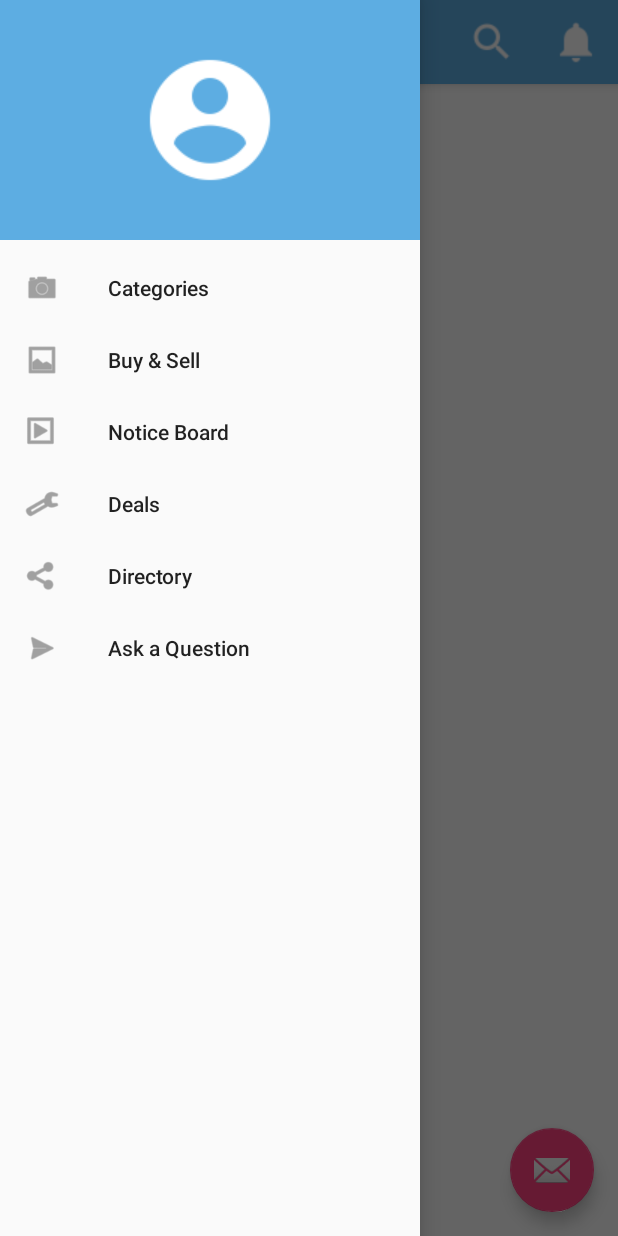
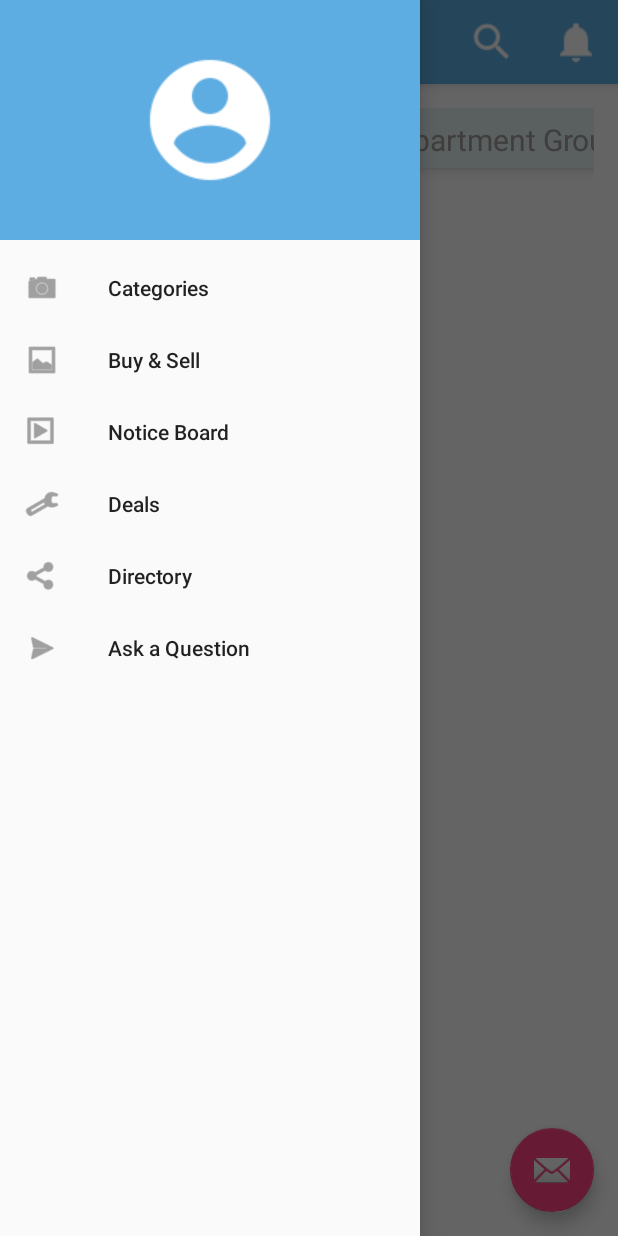
Before and after one commit to yash755/Floorat, an Android app: the screen it shows after launch (Home), with the side drawer open, on a phone screen of 412 x 824 dp. Run offline under Robolectric (Android 15) with nearby library versions, the phone set to English and light mode, and no system bars; libraries missing offline, so code that uses them is left out: com.facebook, com.facebook.login, com.viewpagerindicator; 10 statements that could not run were skipped.

Commit message:
Swiping Tab View

```diff
--- /dev/null
+++ b/Floorat/app/src/main/java/com/floorat/Groups.java
@@ -0,0 +1,28 @@
+package com.floorat;
+
+
+import android.database.Cursor;
+import android.os.Bundle;
+import android.support.annotation.Nullable;
+import android.support.v4.app.Fragment;
+import android.view.LayoutInflater;
+import android.view.View;
+import android.view.ViewGroup;
+import android.widget.ListAdapter;
+import android.widget.ListView;
+
+import java.util.ArrayList;
+
+
+public class Groups extends Fragment {
+
+    @Override
+    public View onCreateView(LayoutInflater inflater, @Nullable ViewGroup container, @Nullable Bundle savedInstanceState) {
+
+
+        View v = inflater.inflate(R.layout.group,container,false);
+
+
+        return v;
+    }
+}
--- a/Floorat/app/src/main/java/com/floorat/Home.java
+++ b/Floorat/app/src/main/java/com/floorat/Home.java
@@ -9,6 +9,7 @@ import android.net.NetworkInfo;
 import android.os.Bundle;
 import android.support.design.widget.FloatingActionButton;
 import android.support.design.widget.Snackbar;
+import android.support.v4.view.ViewPager;
 import android.support.v7.widget.SearchView;
 import android.view.View;
 import android.support.design.widget.NavigationView;
@@ -24,12 +25,38 @@ import android.widget.Toast;
 public class Home extends AppCompatActivity
         implements NavigationView.OnNavigationItemSelectedListener {
 
+    Toolbar toolbar;
+    ViewPager pager;
+    ViewPagerAdapter adapter;
+    SlidingTabLayout tabs;
+    CharSequence Titles[]={"My Groups","Apartment Groups"};
+    int Numboftabs =2;
+
     @Override
     protected void onCreate(Bundle savedInstanceState) {
         super.onCreate(savedInstanceState);
         setContentView(R.layout.activity_home);
         Toolbar toolbar = (Toolbar) findViewById(R.id.toolbar);
         setSupportActionBar(toolbar);
+
+
+        adapter =  new ViewPagerAdapter(getSupportFragmentManager(),Titles,Numboftabs);
+
+        pager = (ViewPager) findViewById(R.id.pager);
+        pager.setAdapter(adapter);
+
+        tabs = (SlidingTabLayout) findViewById(R.id.tabs);
+        tabs.setCustomTabView(R.layout.custom_tab_title, R.id.tabtext);
+        tabs.setDistributeEvenly(true);
+
+        tabs.setCustomTabColorizer(new SlidingTabLayout.TabColorizer() {
+            @Override
+            public int getIndicatorColor(int position) {
+                return getResources().getColor(R.color.tabsScrollColor);
+            }
+        });
+
+        tabs.setViewPager(pager);
 
         FloatingActionButton fab = (FloatingActionButton) findViewById(R.id.fab);
         fab.setOnClickListener(new View.OnClickListener() {
--- a/Floorat/app/src/main/java/com/floorat/Login.java
+++ b/Floorat/app/src/main/java/com/floorat/Login.java
@@ -44,7 +44,7 @@ public class Login extends AppCompatActivity {
     private static ViewPager mPager;
     private static int currentPage = 0;
     private static int NUM_PAGES = 0;
-    private static final Integer[] IMAGES= {R.drawable.lib,R.drawable.li,R.drawable.preview};
+    private static final Integer[] IMAGES= {R.drawable.nic,R.drawable.nic,R.drawable.nic};
     private ArrayList<Integer> ImagesArray = new ArrayList<Integer>();
 
     @Override
@@ -176,9 +176,9 @@ public class Login extends AppCompatActivity {
                                     if (flag == 2) {
                                         System.out.println("Flag Value" + flag);
 
-                                      //  userlocalstore.userData("1");
+                                        //  userlocalstore.userData("1");
 
-                                     //   userlocalstore.setUserloggedIn(true);
+                                        //   userlocalstore.setUserloggedIn(true);
 
                                         Intent i = new Intent(Login.this, Home.class);
                                         startActivity(i);
@@ -294,16 +294,12 @@ public class Login extends AppCompatActivity {
     public void onResume(){
         super.onResume();
 
-        if(!isConnected()){
+        if(!new Util().check_connection(Login.this)){
             Intent in = new Intent(Login.this,ErrorPage.class);
             startActivity(in);
         }
 
     }
 
-    public boolean isConnected(){
-        ConnectivityManager connMgr = (ConnectivityManager) getSystemService(Activity.CONNECTIVITY_SERVICE);
-        NetworkInfo networkInfo = connMgr.getActiveNetworkInfo();
-        return networkInfo != null && networkInfo.isConnected();
-    }
+
 }
--- /dev/null
+++ b/Floorat/app/src/main/java/com/floorat/SlidingTabLayout.java
@@ -0,0 +1,317 @@
+package com.floorat;
+
+
+import android.content.Context;
+import android.graphics.Typeface;
+import android.support.v4.view.PagerAdapter;
+import android.support.v4.view.ViewPager;
+import android.util.AttributeSet;
+import android.util.SparseArray;
+import android.util.TypedValue;
+import android.view.Gravity;
+import android.view.LayoutInflater;
+import android.view.View;
+import android.view.ViewGroup;
+import android.widget.HorizontalScrollView;
+import android.widget.LinearLayout;
+import android.widget.TextView;
+
+/**
+ * To be used with ViewPager to provide a tab indicator component which give constant feedback as to
+ * the user's scroll progress.
+ * <p>
+ * To use the component, simply add it to your view hierarchy. Then in your
+ * {@link android.app.Activity} or {@link android.support.v4.app.Fragment} call
+ * {@link #setViewPager(ViewPager)} providing it the ViewPager this layout is being used for.
+ * <p>
+ * The colors can be customized in two ways. The first and simplest is to provide an array of colors
+ * via {@link #setSelectedIndicatorColors(int...)}. The
+ * alternative is via the {@link TabColorizer} interface which provides you complete control over
+ * which color is used for any individual position.
+ * <p>
+ * The views used as tabs can be customized by calling {@link #setCustomTabView(int, int)},
+ * providing the layout ID of your custom layout.
+ */
+public class SlidingTabLayout extends HorizontalScrollView {
+    /**
+     * Allows complete control over the colors drawn in the tab layout. Set with
+     * {@link #setCustomTabColorizer(TabColorizer)}.
+     */
+    public interface TabColorizer {
+
+        /**
+         * @return return the color of the indicator used when {@code position} is selected.
+         */
+        int getIndicatorColor(int position);
+
+    }
+
+    private static final int TITLE_OFFSET_DIPS = 24;
+    private static final int TAB_VIEW_PADDING_DIPS = 16;
+    private static final int TAB_VIEW_TEXT_SIZE_SP = 12;
+
+    private int mTitleOffset;
+
+    private int mTabViewLayoutId;
+    private int mTabViewTextViewId;
+    private boolean mDistributeEvenly;
+
+    private ViewPager mViewPager;
+    private SparseArray<String> mContentDescriptions = new SparseArray<String>();
+    private ViewPager.OnPageChangeListener mViewPagerPageChangeListener;
+
+    private final SlidingTabStrip mTabStrip;
+
+    public SlidingTabLayout(Context context) {
+        this(context, null);
+    }
+
+    public SlidingTabLayout(Context context, AttributeSet attrs) {
+        this(context, attrs, 0);
+    }
+
+    public SlidingTabLayout(Context context, AttributeSet attrs, int defStyle) {
+        super(context, attrs, defStyle);
+
+        // Disable the Scroll Bar
+        setHorizontalScrollBarEnabled(false);
+        // Make sure that the Tab Strips fills this View
+        setFillViewport(true);
+
+        mTitleOffset = (int) (TITLE_OFFSET_DIPS * getResources().getDisplayMetrics().density);
+
+        mTabStrip = new SlidingTabStrip(context);
+        addView(mTabStrip, LayoutParams.MATCH_PARENT, LayoutParams.WRAP_CONTENT);
+    }
+
+    /**
+     * Set the custom {@link TabColorizer} to be used.
+     *
+     * If you only require simple custmisation then you can use
+     * {@link #setSelectedIndicatorColors(int...)} to achieve
+     * similar effects.
+     */
+    public void setCustomTabColorizer(TabColorizer tabColorizer) {
+        mTabStrip.setCustomTabColorizer(tabColorizer);
+    }
+
+    public void setDistributeEvenly(boolean distributeEvenly) {
+        mDistributeEvenly = distributeEvenly;
+    }
+
+    /**
+     * Sets the colors to be used for indicating the selected tab. These colors are treated as a
+     * circular array. Providing one color will mean that all tabs are indicated with the same color.
+     */
+    public void setSelectedIndicatorColors(int... colors) {
+        mTabStrip.setSelectedIndicatorColors(colors);
+    }
+
+    /**
+     * Set the {@link ViewPager.OnPageChangeListener}. When using {@link SlidingTabLayout} you are
+     * required to set any {@link ViewPager.OnPageChangeListener} through this method. This is so
+     * that the layout can update it's scroll position correctly.
+     *
+     * @see ViewPager#setOnPageChangeListener(ViewPager.OnPageChangeListener)
+     */
+    public void setOnPageChangeListener(ViewPager.OnPageChangeListener listener) {
+        mViewPagerPageChangeListener = listener;
+    }
+
+    /**
+     * Set the custom layout to be inflated for the tab views.
+     *
+     * @param layoutResId Layout id to be inflated
+     * @param textViewId id of the {@link TextView} in the inflated view
+     */
+    public void setCustomTabView(int layoutResId, int textViewId) {
+        mTabViewLayoutId = layoutResId;
+        mTabViewTextViewId = textViewId;
+    }
+
+    /**
+     * Sets the associated view pager. Note that the assumption here is that the pager content
+     * (number of tabs and tab titles) does not change after this call has been made.
+     */
+    public void setViewPager(ViewPager viewPager) {
+        mTabStrip.removeAllViews();
+
+        mViewPager = viewPager;
+        if (viewPager != null) {
+            viewPager.setOnPageChangeListener(new InternalViewPagerListener());
+            populateTabStrip();
+        }
+    }
+
+    /**
+     * Create a default view to be used for tabs. This is called if a custom tab view is not set via
+     * {@link #setCustomTabView(int, int)}.
+     */
+    protected TextView createDefaultTabView(Context context) {
+        TextView textView = new TextView(context);
+        textView.setGravity(Gravity.CENTER);
+        textView.setTextSize(TypedValue.COMPLEX_UNIT_SP, TAB_VIEW_TEXT_SIZE_SP);
+        textView.setTypeface(Typeface.DEFAULT_BOLD);
+        textView.setLayoutParams(new LinearLayout.LayoutParams(
+                ViewGroup.LayoutParams.WRAP_CONTENT, ViewGroup.LayoutParams.WRAP_CONTENT));
+
+        TypedValue outValue = new TypedValue();
+        getContext().getTheme().resolveAttribute(android.R.attr.selectableItemBackground,
+                outValue, true);
+        textView.setBackgroundResource(outValue.resourceId);
+        textView.setAllCaps(true);
+
+        int padding = (int) (TAB_VIEW_PADDING_DIPS * getResources().getDisplayMetrics().density);
+        textView.setPadding(padding, padding, padding, padding);
+
+        return textView;
+    }
+
+    private void populateTabStrip() {
+        final PagerAdapter adapter = mViewPager.getAdapter();
+        final View.OnClickListener tabClickListener = new TabClickListener();
+
+        for (int i = 0; i < adapter.getCount(); i++) {
+            View tabView = null;
+            TextView tabTitleView = null;
+
+            if (mTabViewLayoutId != 0) {
+                // If there is a custom tab view layout id set, try and inflate it
+                tabView = LayoutInflater.from(getContext()).inflate(mTabViewLayoutId, mTabStrip,
+                        false);
+                tabTitleView = (TextView) tabView.findViewById(mTabViewTextViewId);
+            }
+
+            if (tabView == null) {
+                tabView = createDefaultTabView(getContext());
+            }
+
+            if (tabTitleView == null && TextView.class.isInstance(tabView)) {
+                tabTitleView = (TextView) tabView;
+            }
+
+            if (mDistributeEvenly) {
+                LinearLayout.LayoutParams lp = (LinearLayout.LayoutParams) tabView.getLayoutParams();
+                lp.width = 0;
+                lp.weight = 1;
+            }
+
+            tabTitleView.setText(adapter.getPageTitle(i));
+            tabView.setOnClickListener(tabClickListener);
+            String desc = mContentDescriptions.get(i, null);
+            if (desc != null) {
+                tabView.setContentDescription(desc);
+
+            }
+
+            mTabStrip.addView(tabView);
+            if (i == mViewPager.getCurrentItem()) {
+                tabView.setSelected(true);
+            }
+        }
+    }
+
+    public void setContentDescription(int i, String desc) {
+        mContentDescriptions.put(i, desc);
+    }
+
+    @Override
+    protected void onAttachedToWindow() {
+        super.onAttachedToWindow();
+
+        if (mViewPager != null) {
+            scrollToTab(mViewPager.getCurrentItem(), 0);
+        }
+    }
+
+    private void scrollToTab(int tabIndex, int positionOffset) {
+        final int tabStripChildCount = mTabStrip.getChildCount();
+        if (tabStripChildCount == 0 || tabIndex < 0 || tabIndex >= tabStripChildCount) {
+            return;
+        }
+
+        View selectedChild = mTabStrip.getChildAt(tabIndex);
+        if (selectedChild != null) {
+            int targetScrollX = selectedChild.getLeft() + positionOffset;
+
+            if (tabIndex > 0 || positionOffset > 0) {
+                // If we're not at the first child and are mid-scroll, make sure we obey the offset
+                targetScrollX -= mTitleOffset;
+            }
+
+            scrollTo(targetScrollX, 0);
+        }
+    }
+
+    private class InternalViewPagerListener implements ViewPager.OnPageChangeListener {
+        private int mScrollState;
+
+        @Override
+        public void onPageScrolled(int position, float positionOffset, int positionOffsetPixels) {
+            int tabStripChildCount = mTabStrip.getChildCount();
+            if ((tabStripChildCount == 0) || (position < 0) || (position >= tabStripChildCount)) {
+                return;
+            }
+
+            mTabStrip.onViewPagerPageChanged(position, positionOffset);
+
+            View selectedTitle = mTabStrip.getChildAt(position);
+            int extraOffset = (selectedTitle != null)
+                    ? (int) (positionOffset * selectedTitle.getWidth())
+                    : 0;
+            scrollToTab(position, extraOffset);
+
+            if (mViewPagerPageChangeListener != null) {
+                mViewPagerPageChangeListener.onPageScrolled(position, positionOffset,
+                        positionOffsetPixels);
+            }
+
+
+
+        }
+
+        @Override
+        public void onPageScrollStateChanged(int state) {
+            mScrollState = state;
+
+            if (mViewPagerPageChangeListener != null) {
+                mViewPagerPageChangeListener.onPageScrollStateChanged(state);
+            }
+        }
+
+        @Override
+        public void onPageSelected(int position) {
+            if (mScrollState == ViewPager.SCROLL_STATE_IDLE) {
+                mTabStrip.onViewPagerPageChanged(position, 0f);
+                scrollToTab(position, 0);
+
+            }
+            for (int i = 0; i < mTabStrip.getChildCount(); i++) {
+                mTabStrip.getChildAt(i).setSelected(position == i);
+            }
+            if (mViewPagerPageChangeListener != null) {
+                mViewPagerPageChangeListener.onPageSelected(position);
+
+            }
+
+
+
+
+
+        }
+
+    }
+
+    private class TabClickListener implements View.OnClickListener {
+        @Override
+        public void onClick(View v) {
+            for (int i = 0; i < mTabStrip.getChildCount(); i++) {
+                if (v == mTabStrip.getChildAt(i)) {
+                    mViewPager.setCurrentItem(i);
+                    return;
+                }
+            }
+        }
+    }
+
+}
--- /dev/null
+++ b/Floorat/app/src/main/java/com/floorat/SlidingTabStrip.java
@@ -0,0 +1,151 @@
+package com.floorat;
+
+
+import android.graphics.Color;
+import android.content.Context;
+import android.graphics.Canvas;
+import android.graphics.Color;
+import android.graphics.Paint;
+import android.util.AttributeSet;
+import android.util.TypedValue;
+import android.view.View;
+import android.widget.LinearLayout;
+
+class SlidingTabStrip extends LinearLayout {
+
+    private static final int DEFAULT_BOTTOM_BORDER_THICKNESS_DIPS = 0;
+    private static final byte DEFAULT_BOTTOM_BORDER_COLOR_ALPHA = 0x26;
+    private static final int SELECTED_INDICATOR_THICKNESS_DIPS = 3;
+    private static final int DEFAULT_SELECTED_INDICATOR_COLOR = 0xFF33B5E5;
+
+    private final int mBottomBorderThickness;
+    private final Paint mBottomBorderPaint;
+
+    private final int mSelectedIndicatorThickness;
+    private final Paint mSelectedIndicatorPaint;
+
+    private int mSelectedPosition;
+    private float mSelectionOffset;
+
+    private SlidingTabLayout.TabColorizer mCustomTabColorizer;
+    private final SimpleTabColorizer mDefaultTabColorizer;
+
+    SlidingTabStrip(Context context) {
+        this(context, null);
+    }
+
+    SlidingTabStrip(Context context, AttributeSet attrs) {
+        super(context, attrs);
+        setWillNotDraw(false);
+
+        final float density = getResources().getDisplayMetrics().density;
+
+        TypedValue outValue = new TypedValue();
+        context.getTheme().resolveAttribute(android.R.attr.colorForeground, outValue, true);
+        final int themeForegroundColor =  outValue.data;
+
+        int defaultBottomBorderColor = setColorAlpha(themeForegroundColor,
+                DEFAULT_BOTTOM_BORDER_COLOR_ALPHA);
+
+        mDefaultTabColorizer = new SimpleTabColorizer();
+        mDefaultTabColorizer.setIndicatorColors(DEFAULT_SELECTED_INDICATOR_COLOR);
+
+        mBottomBorderThickness = (int) (DEFAULT_BOTTOM_BORDER_THICKNESS_DIPS * density);
+        mBottomBorderPaint = new Paint();
+        mBottomBorderPaint.setColor(defaultBottomBorderColor);
+
+        mSelectedIndicatorThickness = (int) (SELECTED_INDICATOR_THICKNESS_DIPS * density);
+        mSelectedIndicatorPaint = new Paint();
+    }
+
+    void setCustomTabColorizer(SlidingTabLayout.TabColorizer customTabColorizer) {
+        mCustomTabColorizer = customTabColorizer;
+        invalidate();
+    }
+
+    void setSelectedIndicatorColors(int... colors) {
+        // Make sure that the custom colorizer is removed
+        mCustomTabColorizer = null;
+        mDefaultTabColorizer.setIndicatorColors(colors);
+        invalidate();
+    }
+
+    void onViewPagerPageChanged(int position, float positionOffset) {
+        mSelectedPosition = position;
+        mSelectionOffset = positionOffset;
+        invalidate();
+    }
+
+    @Override
+    protected void onDraw(Canvas canvas) {
+        final int height = getHeight();
+        final int childCount = getChildCount();
+        final SlidingTabLayout.TabColorizer tabColorizer = mCustomTabColorizer != null
+                ? mCustomTabColorizer
+                : mDefaultTabColorizer;
+
+        // Thick colored underline below the current selection
+        if (childCount > 0) {
+            View selectedTitle = getChildAt(mSelectedPosition);
+            int left = selectedTitle.getLeft();
+            int right = selectedTitle.getRight();
+            int color = tabColorizer.getIndicatorColor(mSelectedPosition);
+
+            if (mSelectionOffset > 0f && mSelectedPosition < (getChildCount() - 1)) {
+                int nextColor = tabColorizer.getIndicatorColor(mSelectedPosition + 1);
+                if (color != nextColor) {
+                    color = blendColors(nextColor, color, mSelectionOffset);
+                }
+
+                // Draw the selection partway between the tabs
+                View nextTitle = getChildAt(mSelectedPosition + 1);
+                left = (int) (mSelectionOffset * nextTitle.getLeft() +
+                        (1.0f - mSelectionOffset) * left);
+                right = (int) (mSelectionOffset * nextTitle.getRight() +
+                        (1.0f - mSelectionOffset) * right);
+            }
+
+            mSelectedIndicatorPaint.setColor(color);
+
+            canvas.drawRect(left, height - mSelectedIndicatorThickness, right,
+                    height, mSelectedIndicatorPaint);
+        }
+
+        // Thin underline along the entire bottom edge
+        canvas.drawRect(0, height - mBottomBorderThickness, getWidth(), height, mBottomBorderPaint);
+    }
+
+    /**
+     * Set the alpha value of the {@code color} to be the given {@code alpha} value.
+     */
+    private static int setColorAlpha(int color, byte alpha) {
+        return Color.argb(alpha, Color.red(color), Color.green(color), Color.blue(color));
+    }
+
+    /**
+     * Blend {@code color1} and {@code color2} using the given ratio.
+     *
+     * @param ratio of which to blend. 1.0 will return {@code color1}, 0.5 will give an even blend,
+     *              0.0 will return {@code color2}.
+     */
+    private static int blendColors(int color1, int color2, float ratio) {
+        final float inverseRation = 1f - ratio;
+        float r = (Color.red(color1) * ratio) + (Color.red(color2) * inverseRation);
+        float g = (Color.green(color1) * ratio) + (Color.green(color2) * inverseRation);
+        float b = (Color.blue(color1) * ratio) + (Color.blue(color2) * inverseRation);
+        return Color.rgb((int) r, (int) g, (int) b);
+    }
+
+    private static class SimpleTabColorizer implements SlidingTabLayout.TabColorizer {
+        private int[] mIndicatorColors;
+
+        @Override
+        public final int getIndicatorColor(int position) {
+            return mIndicatorColors[position % mIndicatorColors.length];
+        }
+
+        void setIndicatorColors(int... colors) {
+            mIndicatorColors = colors;
+        }
+    }
+}
--- /dev/null
+++ b/Floorat/app/src/main/java/com/floorat/ViewPagerAdapter.java
@@ -0,0 +1,48 @@
+package com.floorat;
+
+import android.os.Bundle;
+import android.support.v4.app.Fragment;
+import android.support.v4.app.FragmentManager;
+import android.support.v4.app.FragmentStatePagerAdapter;
+
+
+class ViewPagerAdapter extends FragmentStatePagerAdapter {
+
+    CharSequence Titles[]; // This will Store the Titles of the Tabs which are Going to be passed when ViewPagerAdapter is created
+    int NumbOfTabs; // Store the number of tabs, this will also be passed when the ViewPagerAdapter is created
+
+
+    // Build a Constructor and assign the passed Values to appropriate values in the class
+    public ViewPagerAdapter(FragmentManager fm,CharSequence mTitles[], int mNumbOfTabsumb) {
+        super(fm);
+
+        this.Titles = mTitles;
+        this.NumbOfTabs = mNumbOfTabsumb;
+
+    }
+
+    //This method return the fragment for the every position in the View Pager
+    @Override
+    public Fragment getItem(int position) {
+
+        Groups gr = new Groups();
+        return gr;
+
+
+    }
+
+    // This method return the titles for the Tabs in the Tab Strip
+
+    @Override
+    public CharSequence getPageTitle(int position) {
+
+        return Titles[position];
+    }
+
+    // This method return the Number of tabs for the tabs Strip
+
+    @Override
+    public int getCount() {
+        return NumbOfTabs;
+    }
+}
--- /dev/null
+++ b/Floorat/app/src/main/res/layout/custom_tab_title.xml
@@ -0,0 +1,19 @@
+<?xml version="1.0" encoding="utf-8"?>
+<LinearLayout xmlns:android="http://schemas.android.com/apk/res/android"
+    android:orientation="vertical" android:layout_width="match_parent"
+    android:layout_height="match_parent">
+
+
+    <TextView
+        android:id="@+id/tabtext"
+        android:layout_width="match_parent"
+        android:layout_height="40dp"
+        android:gravity="bottom"
+        android:paddingBottom="5dp"
+        android:paddingLeft="50dp"
+        android:paddingRight="50dp"
+        android:textAlignment="center"
+        android:textColor="@color/tabtextcolor"
+        android:textSize="20sp"/>
+
+</LinearLayout>
--- a/Floorat/app/src/main/res/values/colors.xml
+++ b/Floorat/app/src/main/res/values/colors.xml
@@ -6,5 +6,9 @@
 
     <color name="black">#101010</color>
 
+    <color name="tabtextcolor">#9f9a9a</color>
+    <color name="tabsScrollColor">#34a5ca</color>
+    <color name="tabbackground">#e3efee</color>
+
 
 </resources>
```
Also changed, not shown: Floorat/app/src/main/res/layout/content_home.xml (+15 -0 lines), Floorat/app/src/main/res/layout/group.xml (added, +15 -0 lines).
